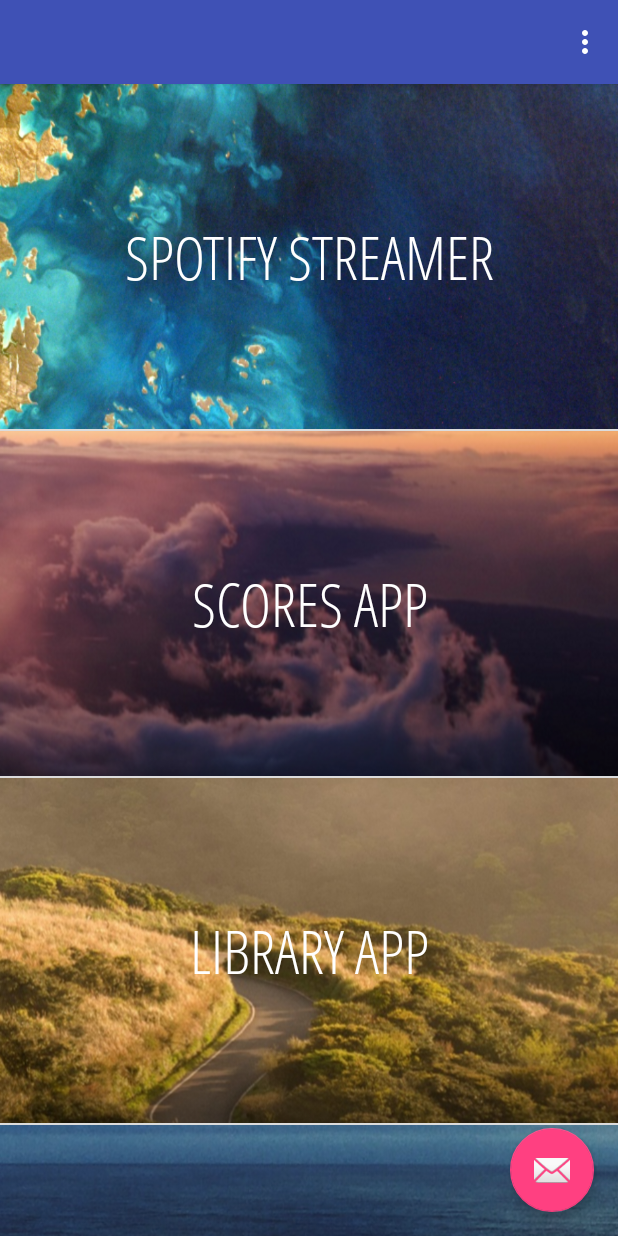
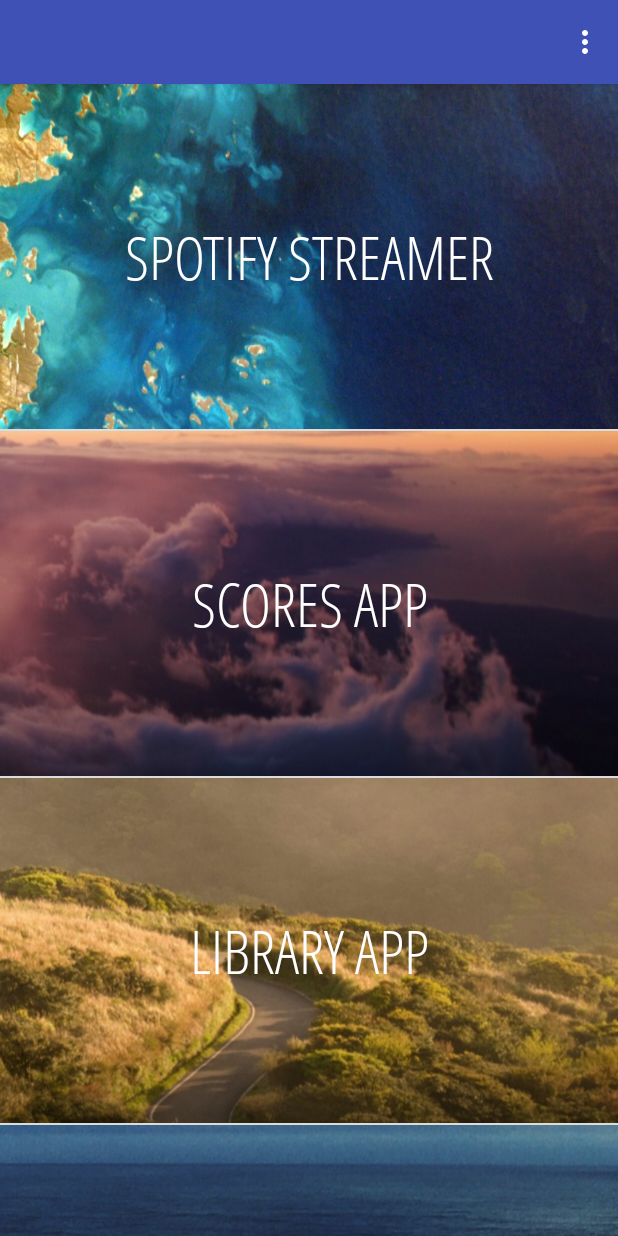
Before and after one commit to rohitrp/Portfolio-app, an Android app: the screen it shows after launch (MainActivity), on a phone screen of 412 x 824 dp. Run offline under Robolectric (Android 15) with nearby library versions, the phone set to English and light mode, and no system bars.

Commit message:
feat: Remove fab button

```diff
--- a/app/src/main/java/io/github/rohitrp/portfolio/MainActivity.java
+++ b/app/src/main/java/io/github/rohitrp/portfolio/MainActivity.java
@@ -1,11 +1,8 @@
 package io.github.rohitrp.portfolio;
 
 import android.os.Bundle;
-import android.support.design.widget.FloatingActionButton;
-import android.support.design.widget.Snackbar;
 import android.support.v7.app.AppCompatActivity;
 import android.support.v7.widget.Toolbar;
-import android.view.View;
 import android.view.Menu;
 import android.view.MenuItem;
 
@@ -17,15 +14,6 @@ public class MainActivity extends AppCompatActivity {
         setContentView(R.layout.activity_main);
         Toolbar toolbar = (Toolbar) findViewById(R.id.toolbar);
         setSupportActionBar(toolbar);
-
-        FloatingActionButton fab = (FloatingActionButton) findViewById(R.id.fab);
-        fab.setOnClickListener(new View.OnClickListener() {
-            @Override
-            public void onClick(View view) {
-                Snackbar.make(view, "Replace with your own action", Snackbar.LENGTH_LONG)
-                        .setAction("Action", null).show();
-            }
-        });
     }
 
     @Override
--- a/app/src/main/res/layout/activity_main.xml
+++ b/app/src/main/res/layout/activity_main.xml
@@ -23,12 +23,4 @@
 
     <include layout="@layout/content_main" />
 
-    <android.support.design.widget.FloatingActionButton
-        android:id="@+id/fab"
-        android:layout_width="wrap_content"
-        android:layout_height="wrap_content"
-        android:layout_gravity="bottom|end"
-        android:layout_margin="@dimen/fab_margin"
-        android:src="@android:drawable/ic_dialog_email" />
-
 </android.support.design.widget.CoordinatorLayout>
```
